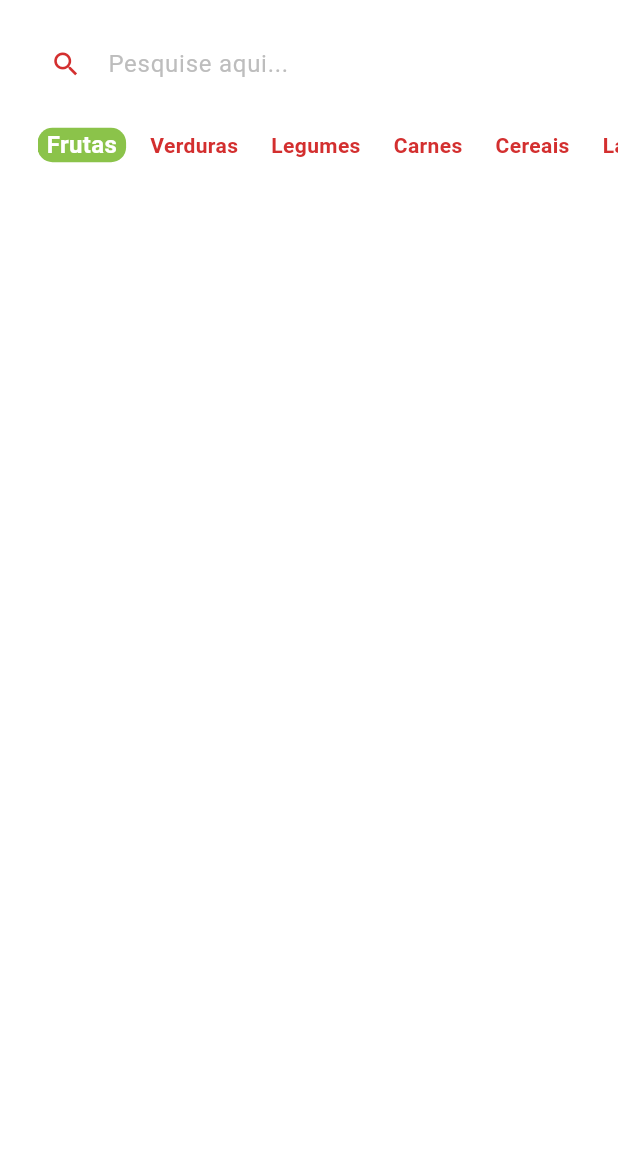
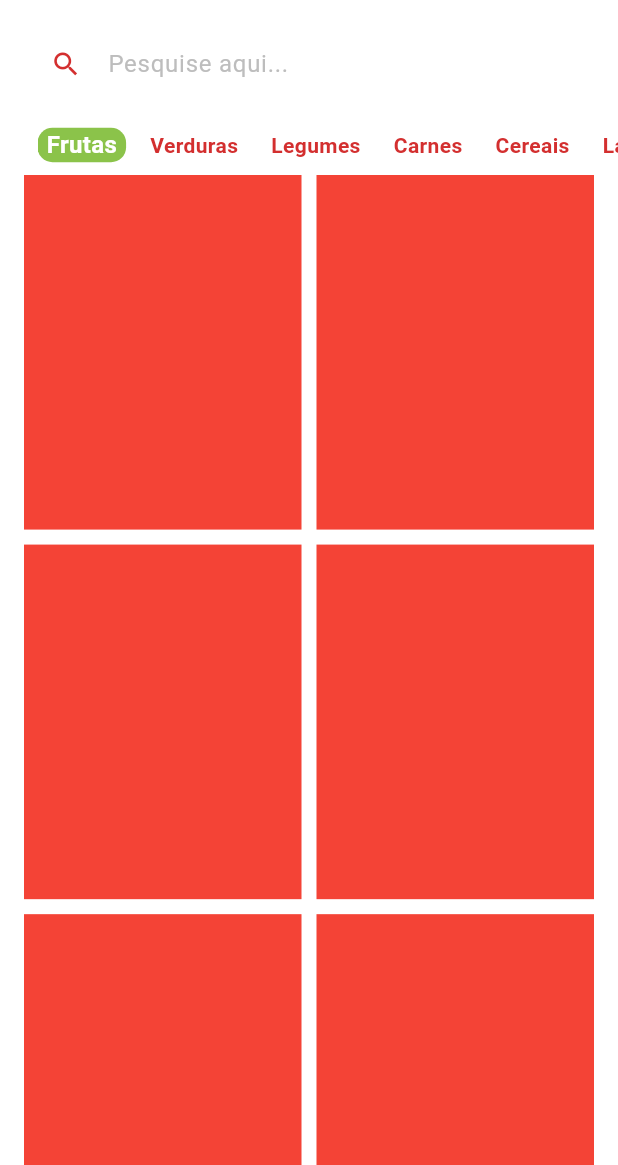
Before and after one commit to iraponan/greengrocer, a Flutter app: the HomeTab screen opened directly, on a phone screen of 412 x 824 dp, the part 71-1236 px from its top. Run offline on Flutter 3.47's test engine with Material 3 defaults, Android fonts, the light colour scheme and no system bars; our stand-ins replace animated_text_kit, brasil_fields; missing offline and left inert: bottom_bar_matu.

Commit message:
Criando o grid dos produtos.

```diff
--- a/lib/src/screens/home/home_tab.dart
+++ b/lib/src/screens/home/home_tab.dart
@@ -1,5 +1,6 @@
 import 'package:flutter/material.dart';
 import 'package:greengrocer/src/config/custom_colors.dart';
+import 'package:greengrocer/src/data/products.dart' as products_data;
 import 'package:greengrocer/src/screens/home/components/category_tile.dart';
 
 class HomeTab extends StatefulWidget {
@@ -10,14 +11,6 @@ class HomeTab extends StatefulWidget {
 }
 
 class _HomeTabState extends State<HomeTab> {
-  List<String> categories = [
-    'Frutas',
-    'Verduras',
-    'Legumes',
-    'Carnes',
-    'Cereais',
-    'Laticínios',
-  ];
   String selectedCategory = 'Frutas';
 
   @override
@@ -104,14 +97,31 @@ class _HomeTabState extends State<HomeTab> {
               itemBuilder: (context, index) => CategoryTile(
                 onTap: () {
                   setState(() {
-                    selectedCategory = categories[index];
+                    selectedCategory = products_data.categories[index];
                   });
                 },
-                category: categories[index],
-                isSelected: categories[index] == selectedCategory,
+                category: products_data.categories[index],
+                isSelected: products_data.categories[index] == selectedCategory,
               ),
               separatorBuilder: (context, index) => const SizedBox(width: 10),
-              itemCount: categories.length,
+              itemCount: products_data.categories.length,
+            ),
+          ),
+          // # Grid View #
+          Expanded(
+            child: GridView.builder(
+              padding: const EdgeInsets.fromLTRB(16, 0, 16, 16),
+              physics: const BouncingScrollPhysics(),
+              gridDelegate: const SliverGridDelegateWithFixedCrossAxisCount(
+                crossAxisCount: 2,
+                mainAxisSpacing: 10,
+                crossAxisSpacing: 10,
+                childAspectRatio: 9 / 11.5,
+              ),
+              itemCount: products_data.items.length,
+              itemBuilder: (context, index) => Container(
+                color: Colors.red,
+              ),
             ),
           ),
         ],
```
Also changed, not shown: lib/src/data/products.dart (renamed from lib/src/data/items.dart).
